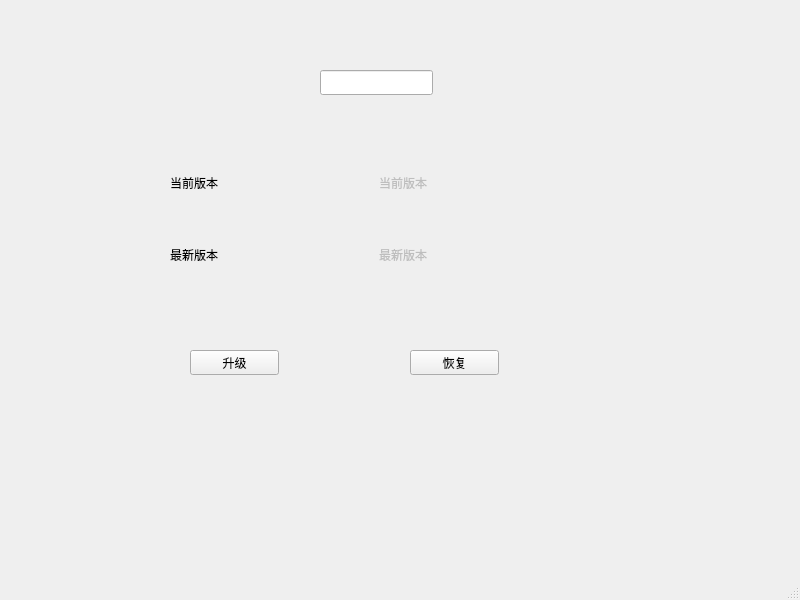
The window that mainwindow.ui (Taikongnaut123/OTA) describes before a commit, drawn with Qt 5.
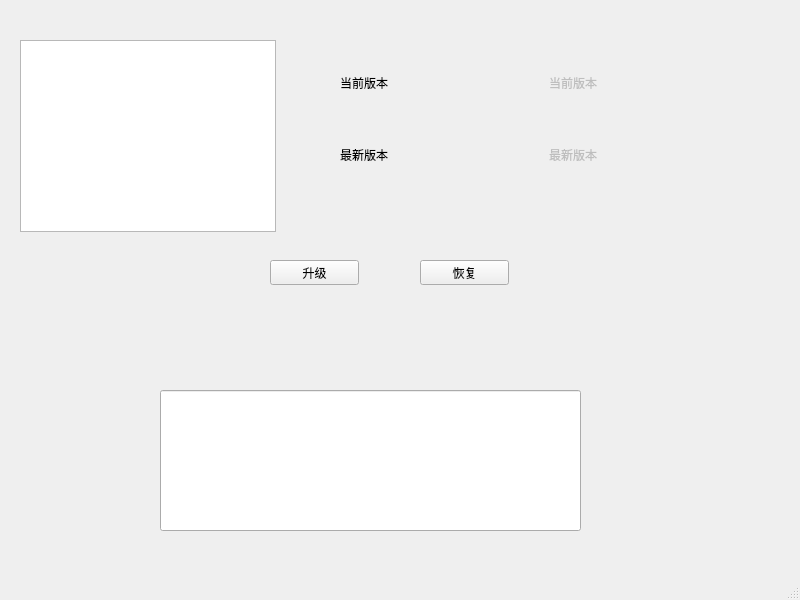
The same window after the commit.

Commit message: 增加版本显示列表

What changed in the file:
```diff
--- a/mainwindow.ui
+++ b/mainwindow.ui
@@ -17,8 +17,8 @@
    <widget class="QWidget" name="verticalLayoutWidget">
     <property name="geometry">
      <rect>
-      <x>170</x>
-      <y>150</y>
+      <x>340</x>
+      <y>50</y>
       <width>411</width>
       <height>138</height>
      </rect>
@@ -80,8 +80,8 @@
    <widget class="QPushButton" name="upgrade_button">
     <property name="geometry">
      <rect>
-      <x>190</x>
-      <y>350</y>
+      <x>270</x>
+      <y>260</y>
       <width>89</width>
       <height>25</height>
      </rect>
@@ -93,18 +93,18 @@
    <widget class="QLineEdit" name="inputLineEdit">
     <property name="geometry">
      <rect>
-      <x>320</x>
-      <y>70</y>
-      <width>113</width>
-      <height>25</height>
+      <x>160</x>
+      <y>390</y>
+      <width>421</width>
+      <height>141</height>
      </rect>
     </property>
    </widget>
    <widget class="QPushButton" name="recovery_button">
     <property name="geometry">
      <rect>
-      <x>410</x>
-      <y>350</y>
+      <x>420</x>
+      <y>260</y>
       <width>89</width>
       <height>25</height>
      </rect>
@@ -113,6 +113,16 @@
      <string>恢复</string>
     </property>
    </widget>
+   <widget class="QListWidget" name="versionListWidget">
+    <property name="geometry">
+     <rect>
+      <x>20</x>
+      <y>40</y>
+      <width>256</width>
+      <height>192</height>
+     </rect>
+    </property>
+   </widget>
   </widget>
   <widget class="QMenuBar" name="menubar">
    <property name="geometry">
```
The commit also changes 2 other files.
